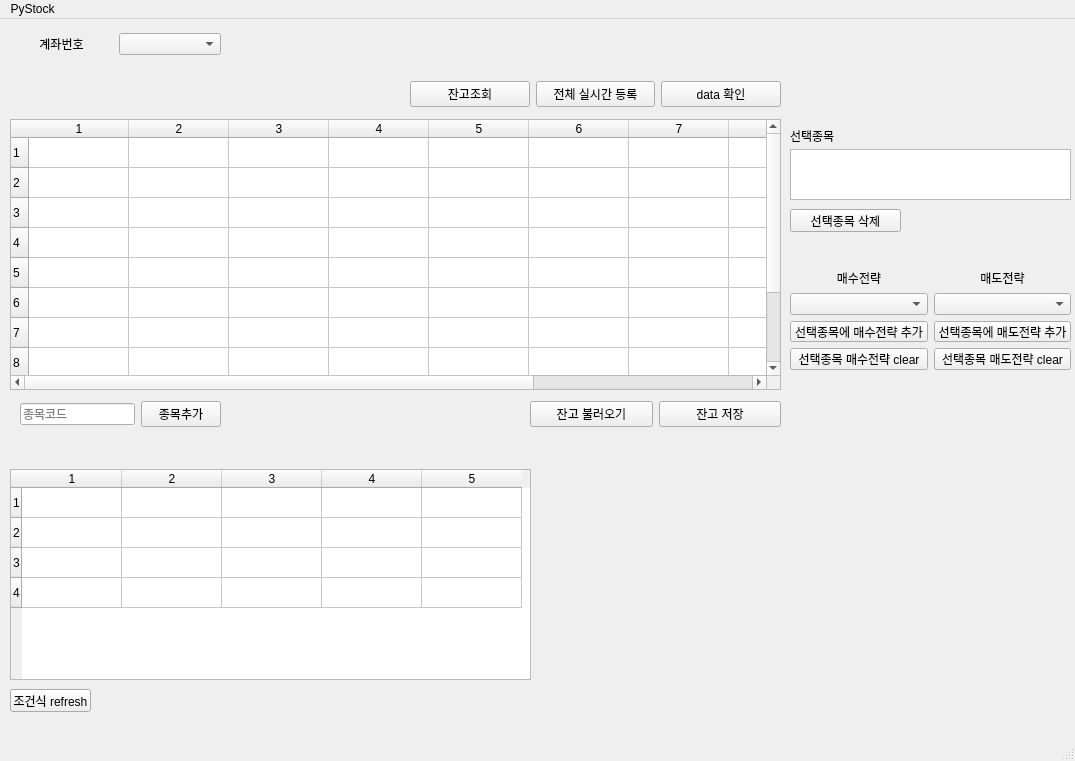
Old version of the form window.ui in the repository mechurak/kiwoom.
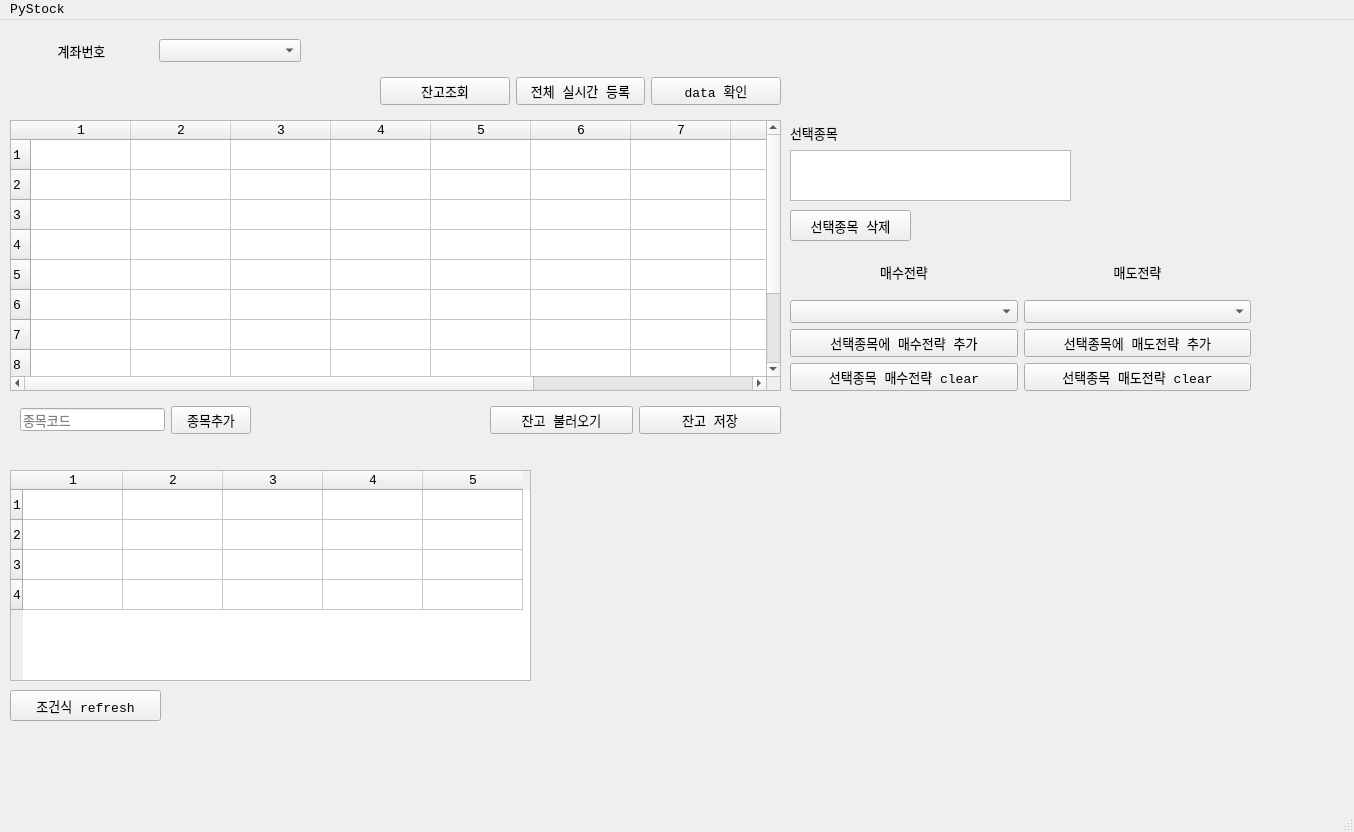
New version of the form.

Commit message: fixed layout break on my notebook.

```diff
--- a/window.ui
+++ b/window.ui
@@ -6,10 +6,17 @@
    <rect>
     <x>0</x>
     <y>0</y>
-    <width>1075</width>
-    <height>761</height>
+    <width>1354</width>
+    <height>832</height>
    </rect>
   </property>
+  <property name="font">
+   <font>
+    <family>Consolas</family>
+    <pointsize>10</pointsize>
+    <kerning>false</kerning>
+   </font>
+  </property>
   <property name="windowTitle">
    <string>MainWindow</string>
   </property>
@@ -99,8 +106,8 @@
      <rect>
       <x>790</x>
       <y>190</y>
-      <width>111</width>
-      <height>23</height>
+      <width>121</width>
+      <height>31</height>
      </rect>
     </property>
     <property name="text">
@@ -111,9 +118,9 @@
     <property name="geometry">
      <rect>
       <x>790</x>
-      <y>250</y>
-      <width>281</width>
-      <height>101</height>
+      <y>230</y>
+      <width>461</width>
+      <height>141</height>
      </rect>
     </property>
     <layout class="QGridLayout" name="gridLayout_2">
@@ -177,9 +184,9 @@
     <property name="geometry">
      <rect>
       <x>790</x>
-      <y>110</y>
-      <width>46</width>
-      <height>13</height>
+      <y>102</y>
+      <width>111</width>
+      <height>21</height>
      </rect>
     </property>
     <property name="text">
@@ -191,8 +198,8 @@
      <rect>
       <x>10</x>
       <y>670</y>
-      <width>81</width>
-      <height>23</height>
+      <width>151</width>
+      <height>31</height>
      </rect>
     </property>
     <property name="toolTip">
@@ -210,8 +217,8 @@
      <rect>
       <x>10</x>
       <y>10</y>
-      <width>211</width>
-      <height>31</height>
+      <width>291</width>
+      <height>41</height>
      </rect>
     </property>
     <layout class="QGridLayout" name="gridLayout">
@@ -233,28 +240,28 @@
    <widget class="QWidget" name="gridLayoutWidget_5">
     <property name="geometry">
      <rect>
-      <x>410</x>
-      <y>60</y>
-      <width>371</width>
-      <height>31</height>
+      <x>380</x>
+      <y>51</y>
+      <width>401</width>
+      <height>41</height>
      </rect>
     </property>
     <layout class="QGridLayout" name="gridLayout_5">
-     <item row="0" column="2">
+     <item row="0" column="3">
       <widget class="QPushButton" name="btn_print_my_data">
        <property name="text">
         <string>data 확인</string>
        </property>
       </widget>
      </item>
-     <item row="0" column="1">
+     <item row="0" column="2">
       <widget class="QPushButton" name="btn_register_real_all">
        <property name="text">
         <string>전체 실시간 등록</string>
        </property>
       </widget>
      </item>
-     <item row="0" column="0">
+     <item row="0" column="1">
       <widget class="QPushButton" name="btn_get_balance">
        <property name="text">
         <string>잔고조회</string>
@@ -268,8 +275,8 @@
      <rect>
       <x>20</x>
       <y>380</y>
-      <width>201</width>
-      <height>31</height>
+      <width>231</width>
+      <height>41</height>
      </rect>
     </property>
     <layout class="QGridLayout" name="gridLayout_4">
@@ -295,10 +302,10 @@
    <widget class="QWidget" name="gridLayoutWidget_3">
     <property name="geometry">
      <rect>
-      <x>530</x>
+      <x>490</x>
       <y>380</y>
-      <width>251</width>
-      <height>31</height>
+      <width>291</width>
+      <height>41</height>
      </rect>
     </property>
     <layout class="QGridLayout" name="gridLayout_3">
@@ -324,7 +331,7 @@
     <rect>
      <x>0</x>
      <y>0</y>
-     <width>1075</width>
+     <width>1354</width>
      <height>21</height>
     </rect>
    </property>
```
